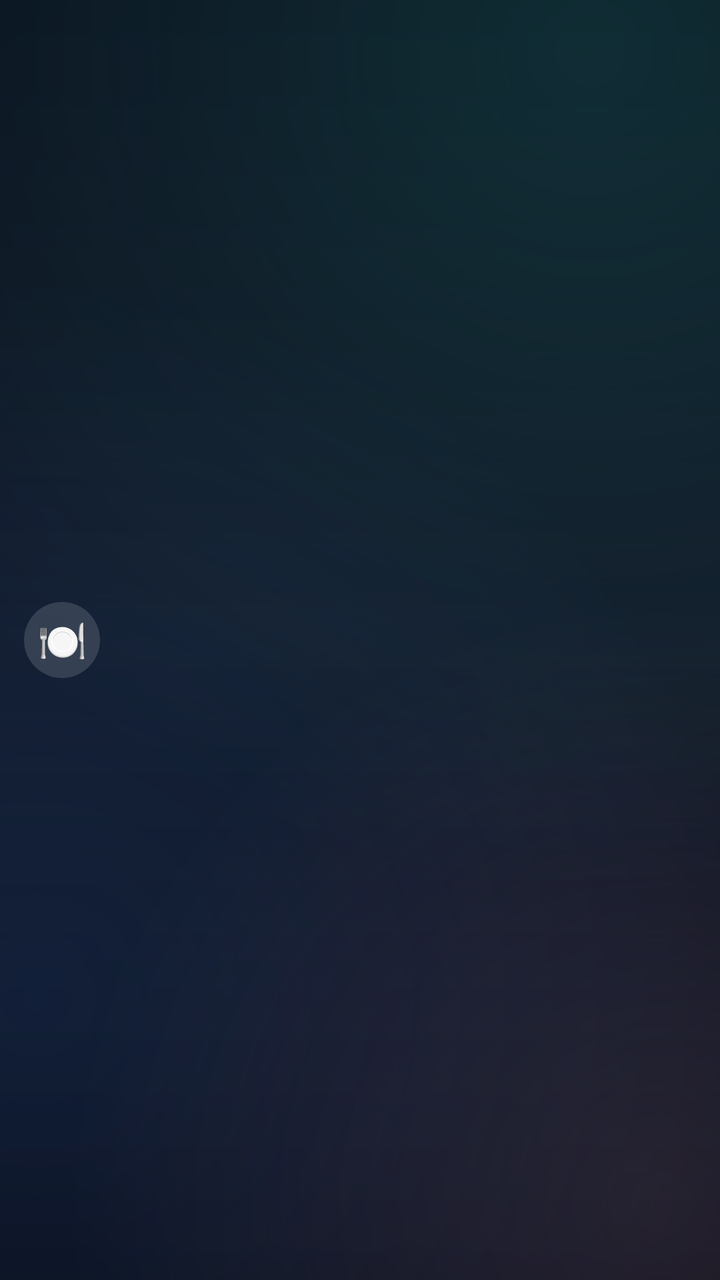
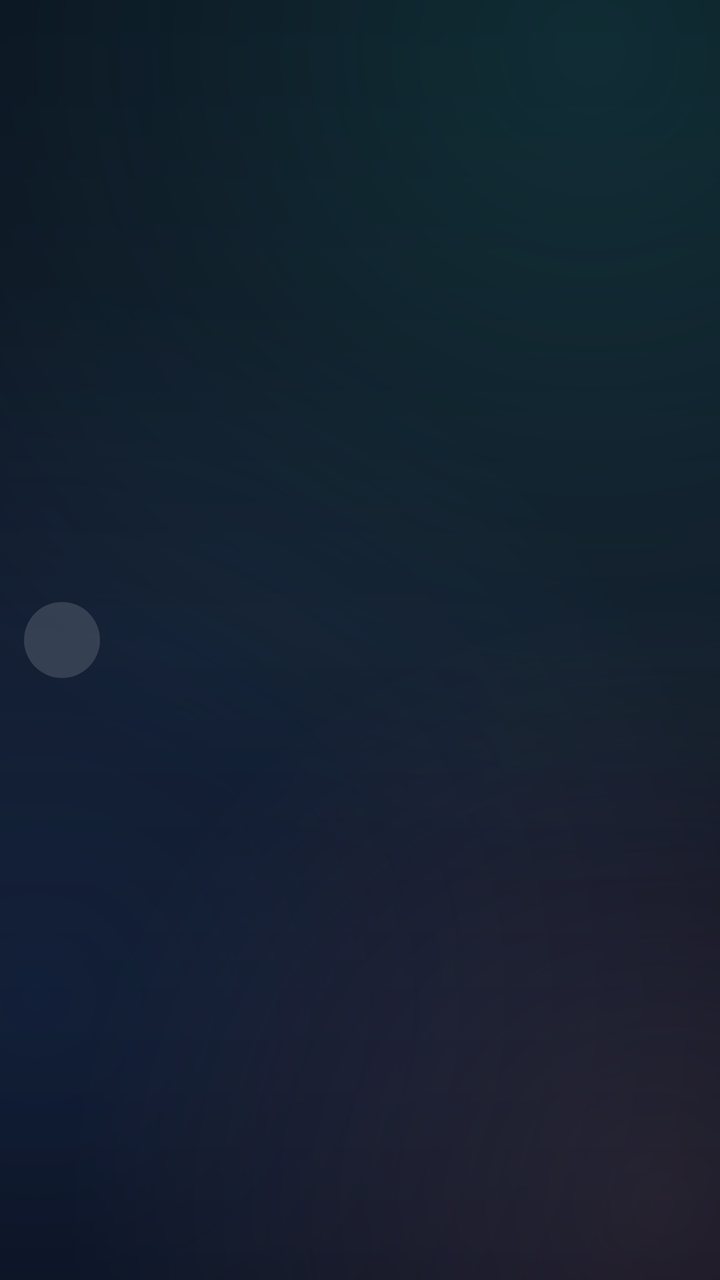

Before-and-after screenshots of an Android layout around one commit, followed by the original layout XML and the change that was made.
<!-- AndroidManifest.xml: application theme Theme.Sagittarius -->
<!-- res/layout/item_diet_record.xml -->
<?xml version="1.0" encoding="utf-8"?>
<LinearLayout xmlns:android="http://schemas.android.com/apk/res/android"
    android:layout_width="match_parent"
    android:layout_height="wrap_content"
    android:gravity="center_vertical"
    android:orientation="horizontal"
    android:paddingStart="12dp"
    android:paddingTop="10dp"
    android:paddingEnd="12dp"
    android:paddingBottom="10dp">

    <TextView
        android:id="@+id/tvFoodIcon"
        android:layout_width="38dp"
        android:layout_height="38dp"
        android:background="?attr/blIconCircleBackground"
        android:gravity="center"
        android:text="🍽️"
        android:textSize="20sp" />

    <LinearLayout
        android:layout_width="0dp"
        android:layout_height="wrap_content"
        android:layout_marginStart="10dp"
        android:layout_weight="1"
        android:orientation="vertical">

        <TextView
            android:id="@+id/tvFoodName"
            android:layout_width="match_parent"
            android:layout_height="wrap_content"
            android:ellipsize="end"
            android:maxLines="1"
            android:textColor="?attr/blTextPrimary"
            android:textSize="14sp" />

        <TextView
            android:id="@+id/tvFoodAmount"
            android:layout_width="match_parent"
            android:layout_height="wrap_content"
            android:layout_marginTop="2dp"
            android:textColor="?attr/blTextTertiary"
            android:textSize="11sp" />
    </LinearLayout>

    <TextView
        android:id="@+id/tvFoodCalories"
        android:layout_width="wrap_content"
        android:layout_height="wrap_content"
        android:fontFeatureSettings="tnum"
        android:textColor="?attr/blTextSecondary"
        android:textSize="12sp" />
</LinearLayout>
<!-- resources referenced by this layout -->
<resources>
  <style name="Theme.Sagittarius" parent="Theme.Sagittarius.Black" />
  <color name="accent_teal">#34E7C4</color>
  <color name="text_primary">#F8FAFC</color>
  <color name="accent_blue">#3B82F6</color>
  <color name="bg_deep_2">#111827</color>
  <color name="surface_card">#B31A2438</color>
  <color name="text_secondary">#9AA8BD</color>
  <color name="bg_deep">#0A0F1D</color>
  <style name="ThemeOverlay.Sagittarius.Dialog" parent="ThemeOverlay.Material3.MaterialAlertDialog">
          <item name="colorSurface">#182134</item>
          <item name="colorOnSurface">@color/text_primary</item>
          <item name="colorPrimary">@color/accent_teal</item>
      </style>
  <!-- drawable bg_input (drawable) -->
  <?xml version="1.0" encoding="utf-8"?>
  <shape xmlns:android="http://schemas.android.com/apk/res/android" android:shape="rectangle">
      <solid android:color="?attr/blInputFill" />
      <corners android:radius="16dp" />
      <stroke android:width="1dp" android:color="?attr/blInputStroke" />
  </shape>
  <!-- drawable bg_search (drawable) -->
  <?xml version="1.0" encoding="utf-8"?>
  <shape xmlns:android="http://schemas.android.com/apk/res/android" android:shape="rectangle">
      <solid android:color="?attr/blInputFill" />
      <corners android:radius="16dp" />
      <stroke android:width="1dp" android:color="?attr/blInputStroke" />
  </shape>
  <!-- drawable bg_metric_tile (drawable) -->
  <?xml version="1.0" encoding="utf-8"?>
  <shape xmlns:android="http://schemas.android.com/apk/res/android" android:shape="rectangle">
      <solid android:color="?attr/blMetricTile" />
      <corners android:radius="14dp" />
      <stroke android:width="1dp" android:color="?attr/blDivider" />
  </shape>
  <!-- drawable bg_icon_circle (drawable) -->
  <?xml version="1.0" encoding="utf-8"?>
  <shape xmlns:android="http://schemas.android.com/apk/res/android" android:shape="oval">
      <solid android:color="?attr/blIconCircle" />
  </shape>
  <!-- drawable bg_glass_icon_button (drawable) -->
  <?xml version="1.0" encoding="utf-8"?>
  <shape xmlns:android="http://schemas.android.com/apk/res/android" android:shape="rectangle">
      <solid android:color="?attr/blIconButton" />
      <corners android:radius="14dp" />
      <stroke android:width="1dp" android:color="?attr/blDivider" />
  </shape>
  <!-- drawable bg_gradient_soft (drawable) -->
  <?xml version="1.0" encoding="utf-8"?>
  <shape xmlns:android="http://schemas.android.com/apk/res/android" android:shape="rectangle">
      <gradient
          android:angle="0"
          android:startColor="?attr/blSoftStart"
          android:centerColor="?attr/blSoftMid"
          android:endColor="?attr/blSoftEnd" />
      <corners android:radius="20dp" />
      <stroke android:width="1dp" android:color="?attr/blCardStrokeStart" />
  </shape>
  <!-- drawable bg_gradient_hairline (drawable) -->
  <?xml version="1.0" encoding="utf-8"?>
  <shape xmlns:android="http://schemas.android.com/apk/res/android" android:shape="rectangle">
      <gradient
          android:angle="0"
          android:startColor="?attr/blGradientStart"
          android:centerColor="?attr/blGradientMid"
          android:endColor="?attr/blGradientEnd" />
  </shape>
  <!-- drawable bg_floating_button (drawable) -->
  <?xml version="1.0" encoding="utf-8"?>
  <shape xmlns:android="http://schemas.android.com/apk/res/android" android:shape="rectangle">
      <solid android:color="?attr/blFloatingButtonFill" />
      <corners android:radius="12dp" />
      <stroke android:width="1dp" android:color="?attr/blFloatingButtonStroke" />
  </shape>
  <!-- drawable bg_floating_button_accent (drawable) -->
  <?xml version="1.0" encoding="utf-8"?>
  <shape xmlns:android="http://schemas.android.com/apk/res/android" android:shape="rectangle">
      <gradient
          android:angle="0"
          android:startColor="?attr/blSoftStart"
          android:centerColor="?attr/blSoftMid"
          android:endColor="?attr/blSoftEnd" />
      <corners android:radius="12dp" />
      <stroke android:width="1dp" android:color="?attr/blCardStrokeStart" />
  </shape>
  <!-- unchanged entries left out for length: 4 -->
</resources>

<!-- the commit's change to res/layout/item_diet_record.xml (unified diff, before → after) -->
@@ -9,14 +9,13 @@
     android:paddingEnd="12dp"
     android:paddingBottom="10dp">
 
-    <TextView
-        android:id="@+id/tvFoodIcon"
+    <ImageView
+        android:id="@+id/ivFoodIcon"
         android:layout_width="38dp"
         android:layout_height="38dp"
         android:background="?attr/blIconCircleBackground"
-        android:gravity="center"
-        android:text="🍽️"
-        android:textSize="20sp" />
+        android:contentDescription="@null"
+        android:scaleType="centerCrop" />
 
     <LinearLayout
         android:layout_width="0dp"
